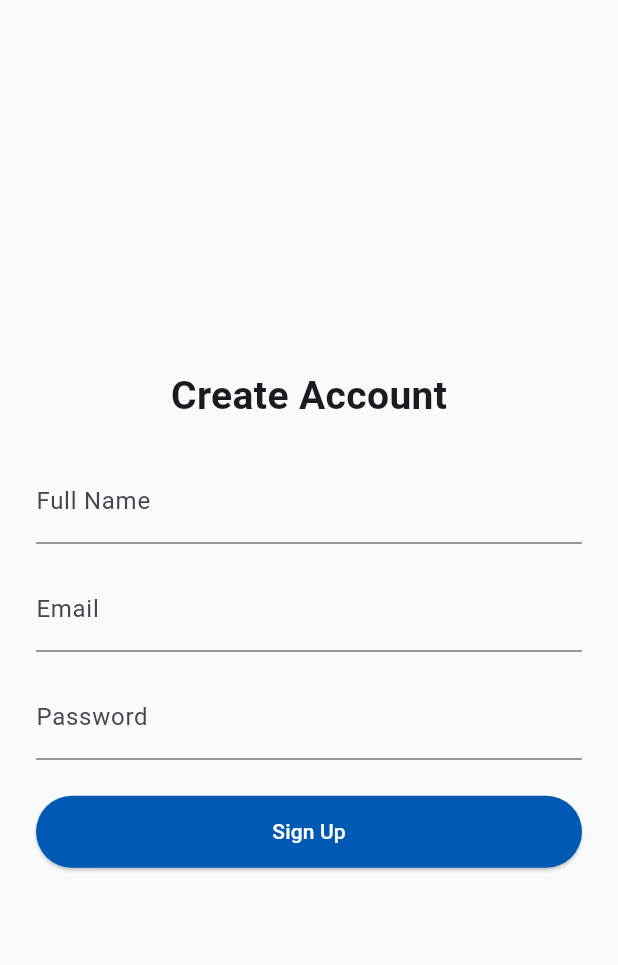
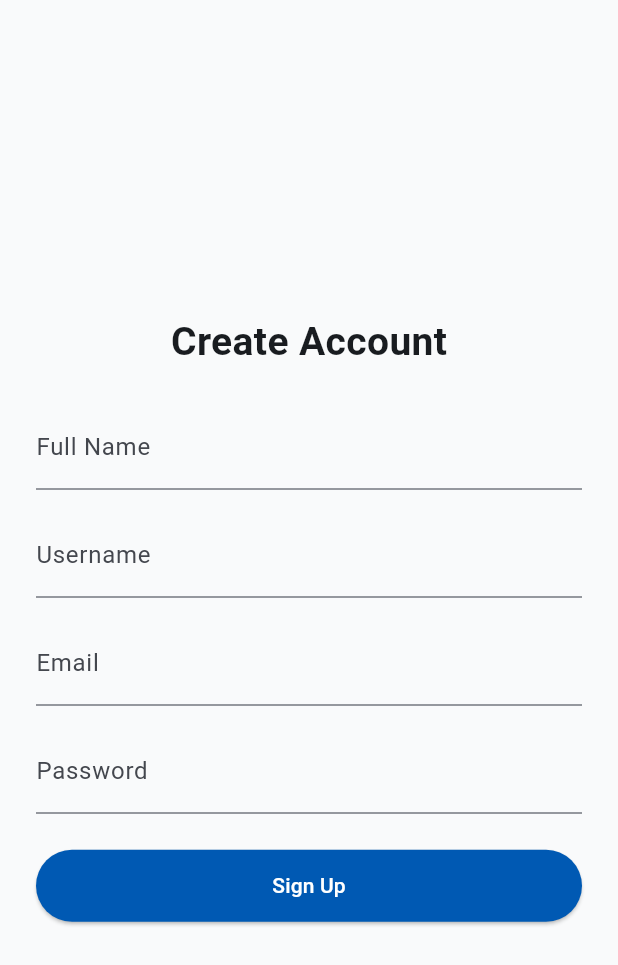
Before and after one commit to msami007/fyp-flutter, a Flutter app: the SignupScreen screen opened by its route, after a tap on "Sign Up", on a phone screen of 412 x 824 dp. Shown: the top 965 px of the screen. Run offline on Flutter 3.47's test engine with Material 3 defaults, Android fonts, the light colour scheme and no system bars; our stand-ins replace shared_preferences; accounts and stored records are empty; Roboto replaces fonts that are missing (Poppins).

Commit message:
signup_screen.dart page working

```diff
--- a/lib/presentation/screens/signup_screen.dart
+++ b/lib/presentation/screens/signup_screen.dart
@@ -13,29 +13,38 @@ class SignupScreen extends StatefulWidget {
 
 class _SignupScreenState extends State<SignupScreen> {
   final TextEditingController _nameController = TextEditingController();
+  final TextEditingController _usernameController = TextEditingController();
   final TextEditingController _emailController = TextEditingController();
   final TextEditingController _passwordController = TextEditingController();
   bool _loading = false;
 
   Future<void> signup() async {
-    final name = _nameController.text.trim();
+    final fullname = _nameController.text.trim();
+    final username = _usernameController.text.trim();
     final email = _emailController.text.trim();
     final password = _passwordController.text.trim();
 
-    if (email.isEmpty || password.isEmpty || name.isEmpty) return;
+    if (email.isEmpty || password.isEmpty || fullname.isEmpty) return;
 
     setState(() => _loading = true);
+    final customer = {
+      'fullname': fullname,
+      'username': username,
+      'password': password,
+      'email': email,
+      'companyntn' : "1234568-7"
+    };
 
     try {
       final response = await http.post(
-        Uri.parse('https://your-vps-domain.com/api/auth/signup'),
+        Uri.parse('http://145.79.8.129:3000/api/admin/add-customer'),
         headers: {'Content-Type': 'application/json'},
-        body: json.encode({'name': name, 'email': email, 'password': password}),
+        body: json.encode({'customer': customer}),
       );
 
       final data = json.decode(response.body);
 
-      if (response.statusCode == 200) {
+      if (response.statusCode == 201) {
         ScaffoldMessenger.of(context)
             .showSnackBar(const SnackBar(content: Text('Account created!')));
         Navigator.pushReplacementNamed(context, AppRoutes.login);
@@ -67,6 +76,11 @@ class _SignupScreenState extends State<SignupScreen> {
             ),
             const SizedBox(height: 16),
             TextField(
+              controller: _usernameController,
+              decoration: const InputDecoration(labelText: 'Username'),
+            ),
+            const SizedBox(height: 16),
+            TextField(
               controller: _emailController,
               decoration: const InputDecoration(labelText: 'Email'),
             ),
```
